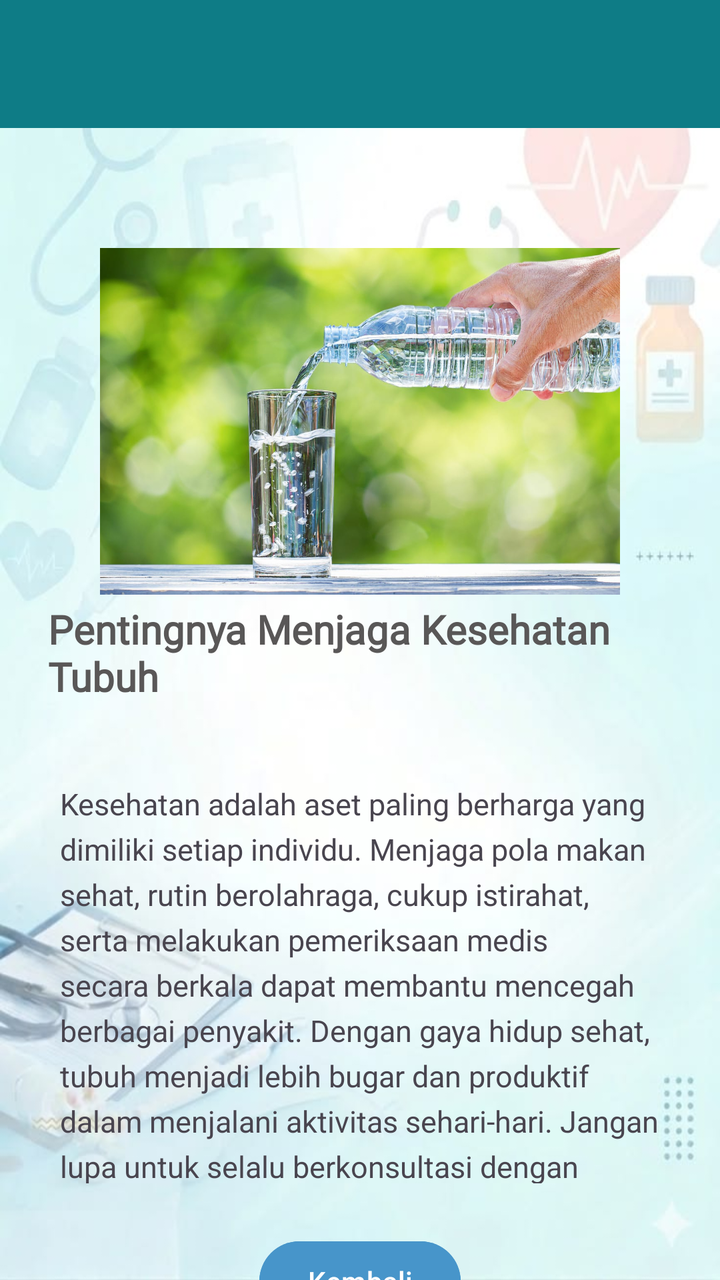
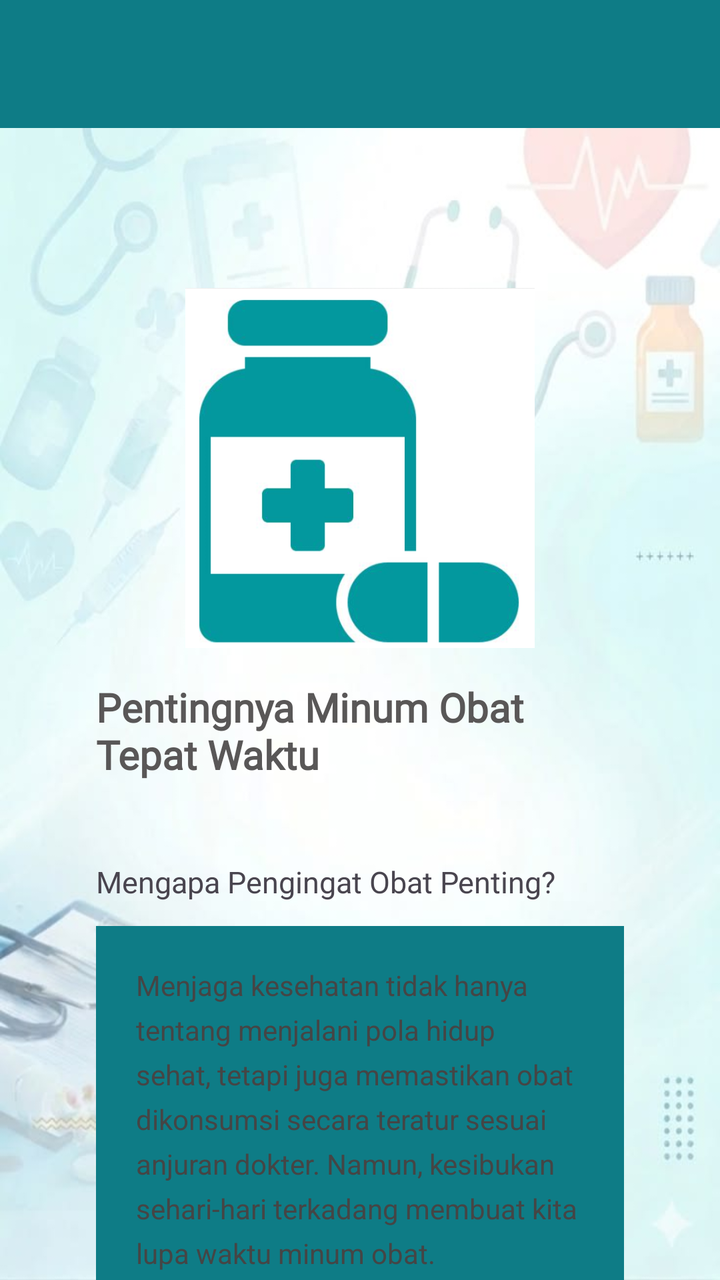

Two renders of the same Android screen: before a commit and after it. Below are the layout's source before the change and the commit's diff.
<!-- AndroidManifest.xml: application theme Theme.Projek_Aisyah -->
<!-- res/layout/activity_detail.xml -->
<?xml version="1.0" encoding="utf-8"?>
<androidx.coordinatorlayout.widget.CoordinatorLayout xmlns:android="http://schemas.android.com/apk/res/android"
    xmlns:app="http://schemas.android.com/apk/res-auto"
    xmlns:tools="http://schemas.android.com/tools"
    android:id="@+id/main"
    android:layout_width="match_parent"
    android:layout_height="match_parent"
    android:background="@drawable/background3"
    tools:context=".DetailActivity">

    <com.google.android.material.appbar.AppBarLayout
        android:id="@+id/appBar"
        android:layout_width="match_parent"
        android:layout_height="wrap_content">

    <androidx.appcompat.widget.Toolbar
        android:id="@+id/toolbar"
        android:layout_width="match_parent"
        android:layout_height="?attr/actionBarSize"
        android:background="#0E7C86"
        app:layout_constraintEnd_toEndOf="parent"
        app:layout_constraintStart_toStartOf="parent"
        app:layout_constraintTop_toTopOf="parent"
        app:layout_scrollFlags="scroll|enterAlways"
        app:subtitleTextColor="@android:color/white"
        app:titleTextColor="@android:color/white" />

    </com.google.android.material.appbar.AppBarLayout>

    
    <androidx.core.widget.NestedScrollView
        android:layout_width="match_parent"
        android:layout_height="match_parent"
        app:layout_behavior="@string/appbar_scrolling_view_behavior"
        android:padding="24dp"
        android:clipToPadding="false">

        <LinearLayout
            android:layout_width="match_parent"
            android:layout_height="wrap_content"
            android:orientation="vertical"
            android:gravity="center_horizontal">

            <ImageView
                android:id="@+id/imageView4"
                android:layout_width="260dp"
                android:layout_height="181dp"
                android:layout_marginTop="32dp"
                app:layout_constraintEnd_toEndOf="parent"
                app:layout_constraintHorizontal_bias="0.496"
                app:layout_constraintStart_toStartOf="parent"
                app:layout_constraintTop_toBottomOf="@+id/textJudul"
                app:srcCompat="@drawable/airputih" />

            <TextView
                android:id="@+id/textJudul"
                android:layout_width="wrap_content"
                android:layout_height="wrap_content"
                android:fontFamily="@font/prata_regular"
                android:text="Pentingnya Menjaga Kesehatan Tubuh"
                android:textColor="#595757"
                android:textSize="20dp"
                android:textStyle="bold"
                app:layout_constraintEnd_toEndOf="parent"
                app:layout_constraintHorizontal_bias="0.486"
                app:layout_constraintStart_toStartOf="parent"
                app:layout_constraintTop_toBottomOf="@+id/toolbar" />

            <TextView
                android:id="@+id/textDeskripsi"
                android:layout_width="300dp"
                android:layout_height="200dp"
                android:layout_marginTop="40dp"
                android:lineSpacingExtra="5dp"
                android:text="Kesehatan adalah aset paling berharga yang dimiliki setiap individu. Menjaga pola makan sehat, rutin berolahraga, cukup istirahat, serta melakukan pemeriksaan medis secara berkala dapat membantu mencegah berbagai penyakit. Dengan gaya hidup sehat, tubuh menjadi lebih bugar dan produktif dalam menjalani aktivitas sehari-hari. Jangan lupa untuk selalu berkonsultasi dengan tenaga medis profesional jika mengalami keluhan kesehatan."
                android:textSize="15dp"
                app:layout_constraintEnd_toEndOf="parent"
                app:layout_constraintHorizontal_bias="0.495"
                app:layout_constraintStart_toStartOf="parent"
                app:layout_constraintTop_toBottomOf="@+id/imageView4" />































































            <Button
                android:id="@+id/btnKembaliDetail"
                android:layout_width="wrap_content"
                android:layout_height="wrap_content"
                android:layout_marginHorizontal="30dp"
                android:layout_marginTop="25dp"
                android:backgroundTint="#4795CA"
                android:text="Kembali"
                app:layout_constraintEnd_toEndOf="parent"
                app:layout_constraintHorizontal_bias="0.875"
                app:layout_constraintStart_toStartOf="parent"
                app:layout_constraintTop_toBottomOf="@+id/textDeskripsi" />

            <Button
                android:id="@+id/btnWebView"
                android:layout_width="wrap_content"
                android:layout_height="wrap_content"
                android:layout_marginHorizontal="30dp"
                android:backgroundTint="#00BCD4"
                android:text="Web View"
                app:layout_constraintEnd_toEndOf="parent"
                app:layout_constraintHorizontal_bias="0.875"
                app:layout_constraintStart_toStartOf="parent"
                app:layout_constraintTop_toBottomOf="@+id/btnKembali"/>

        </LinearLayout>
    </androidx.core.widget.NestedScrollView>
</androidx.coordinatorlayout.widget.CoordinatorLayout>
<!-- resources referenced by this layout -->
<resources>
  <!-- drawable airputih: jpg bitmap (drawable, 182151 bytes) -->
  <!-- drawable background3: jpg bitmap (drawable, 26201 bytes) -->
  <style name="Theme.Projek_Aisyah" parent="Base.Theme.Projek_Aisyah" />
  <style name="Base.Theme.Projek_Aisyah" parent="Theme.Material3.DayNight.NoActionBar">
          
          
      </style>
</resources>

<!-- the commit's change to res/layout/activity_detail.xml (unified diff, before → after) -->
@@ -29,35 +29,39 @@
 
     
     <androidx.core.widget.NestedScrollView
+        android:id="@+id/nestedScrollView"
         android:layout_width="match_parent"
         android:layout_height="match_parent"
-        app:layout_behavior="@string/appbar_scrolling_view_behavior"
+        android:clipToPadding="false"
         android:padding="24dp"
-        android:clipToPadding="false">
+        app:layout_behavior="@string/appbar_scrolling_view_behavior">
 
         <LinearLayout
             android:layout_width="match_parent"
             android:layout_height="wrap_content"
+            android:gravity="center_horizontal"
             android:orientation="vertical"
-            android:gravity="center_horizontal">
+            android:padding="24dp">
 
             <ImageView
                 android:id="@+id/imageView4"
-                android:layout_width="260dp"
-                android:layout_height="181dp"
+                android:layout_width="180dp"
+                android:layout_height="180dp"
                 android:layout_marginTop="32dp"
+                android:scaleType="fitCenter"
                 app:layout_constraintEnd_toEndOf="parent"
                 app:layout_constraintHorizontal_bias="0.496"
                 app:layout_constraintStart_toStartOf="parent"
                 app:layout_constraintTop_toBottomOf="@+id/textJudul"
-                app:srcCompat="@drawable/airputih" />
+                app:srcCompat="@drawable/botol_obat" />
 
             <TextView
                 android:id="@+id/textJudul"
                 android:layout_width="wrap_content"
                 android:layout_height="wrap_content"
+                android:layout_marginTop="16dp"
                 android:fontFamily="@font/prata_regular"
-                android:text="Pentingnya Menjaga Kesehatan Tubuh"
+                android:text="Pentingnya Minum Obat Tepat Waktu"
                 android:textColor="#595757"
                 android:textSize="20dp"
                 android:textStyle="bold"
@@ -68,78 +72,102 @@
 
             <TextView
                 android:id="@+id/textDeskripsi"
-                android:layout_width="300dp"
-                android:layout_height="200dp"
+                android:layout_width="match_parent"
+                android:layout_height="wrap_content"
                 android:layout_marginTop="40dp"
                 android:lineSpacingExtra="5dp"
-                android:text="Kesehatan adalah aset paling berharga yang dimiliki setiap individu. Menjaga pola makan sehat, rutin berolahraga, cukup istirahat, serta melakukan pemeriksaan medis secara berkala dapat membantu mencegah berbagai penyakit. Dengan gaya hidup sehat, tubuh menjadi lebih bugar dan produktif dalam menjalani aktivitas sehari-hari. Jangan lupa untuk selalu berkonsultasi dengan tenaga medis profesional jika mengalami keluhan kesehatan."
+                android:text="Mengapa Pengingat Obat Penting?"
                 android:textSize="15dp"
                 app:layout_constraintEnd_toEndOf="parent"
                 app:layout_constraintHorizontal_bias="0.495"
                 app:layout_constraintStart_toStartOf="parent"
-                app:layout_constraintTop_toBottomOf="@+id/imageView4" />
+                app:layout_constraintTop_toBottomOf="@+id/textJudul" />
+
+            <LinearLayout
+                android:layout_width="match_parent"
+                android:layout_height="wrap_content"
+                android:layout_marginTop="12dp"
+                android:orientation="vertical"
+                android:padding="20dp"
+                android:background="#0E7C86">
+
+                <TextView
+                    android:id="@+id/textKeterangan"
+                    android:layout_width="match_parent"
+                    android:layout_height="wrap_content"
+                    android:text="Menjaga kesehatan tidak hanya tentang menjalani pola hidup sehat, tetapi juga memastikan obat dikonsumsi secara teratur sesuai anjuran dokter. Namun, kesibukan sehari-hari terkadang membuat kita lupa waktu minum obat.\n\nMediRemind hadir sebagai solusi untuk membantu kamu mengatur jadwal minum obat dan memberikan pengingat agar tidak mudah terlewat. Dengan jadwal yang lebih teratur, kamu dapat menjalani pengobatan dengan lebih disiplin dan terorganisir.\n\nCatat jadwal obatmu, atur waktu pengingat, dan jadikan MediRemind sebagai teman dalam menjaga kesehatan setiap hari.\n\nIngat, minum obat sesuai petunjuk tenaga kesehatan merupakan salah satu langkah penting dalam menjaga kesehatan tubuh."
+                    android:textColor="#454545"
+                    android:textSize="14sp"
+                    android:lineSpacingExtra="6dp"
+                    app:layout_constraintEnd_toEndOf="parent"
+                    app:layout_constraintHorizontal_bias="0.495"
+                    app:layout_constraintStart_toStartOf="parent"
+                    app:layout_constraintTop_toBottomOf="@+id/textDeskripsi"/>
+
+            </LinearLayout>
 
 
-
-
-
-
-
-
-
-
-
-
-
-
-
-
-
-
-
-
-
-
-
-
-
-
-
-
-
-
-
-
-
-
-
-
-
-
-
-
-
-
-
-
-
-
-
-
-
-
-
-
-
-
-
-
-
-
-
-
-
-
+            
+            
+            
+            
+            
+            
+            
+            
+            
+            
+            
+            
+            
+            
+            
+            
+            
+            
+            
+            
+            
+            
+            
+            
+            
+            
+            
+            
+            
+            
+            
+            
+            
+            
+            
+            
+            
+            
+            
+            
+            
+            
+            
+            
+            
+            
+            
+            
+            
+            
+            
+            
+            
+            
+            
+            
+            
+            
+            
+            
+            
 
             <Button
                 android:id="@+id/btnKembaliDetail"
@@ -164,7 +192,7 @@
                 app:layout_constraintEnd_toEndOf="parent"
                 app:layout_constraintHorizontal_bias="0.875"
                 app:layout_constraintStart_toStartOf="parent"
-                app:layout_constraintTop_toBottomOf="@+id/btnKembali"/>
+                app:layout_constraintTop_toBottomOf="@+id/btnKembali" />
 
         </LinearLayout>
     </androidx.core.widget.NestedScrollView>
<!-- resource entries referenced after the edit -->
@@ -1,7 +1,7 @@
 <!-- resources referenced by this layout -->
 <resources>
-  <!-- drawable airputih: jpg bitmap (drawable, 182151 bytes) -->
   <!-- drawable background3: jpg bitmap (drawable, 26201 bytes) -->
+  <!-- drawable botol_obat: png bitmap (drawable, 53397 bytes) -->
   <style name="Theme.Projek_Aisyah" parent="Base.Theme.Projek_Aisyah" />
   <style name="Base.Theme.Projek_Aisyah" parent="Theme.Material3.DayNight.NoActionBar">
           
